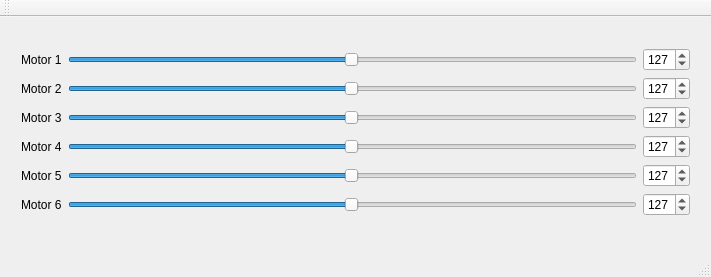
Qt form robot4.ui (sidsidi/robot4) before a commit.
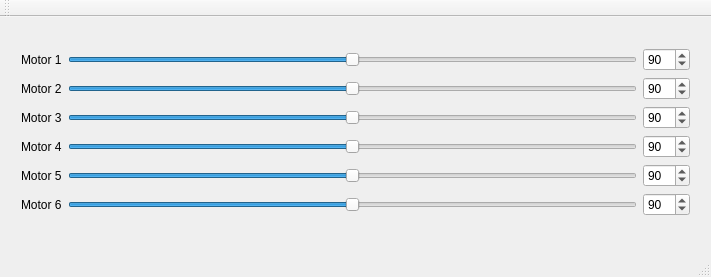
The same form after that commit.

What changed in the file:
```diff
--- a/robot4.ui
+++ b/robot4.ui
@@ -27,10 +27,10 @@
      <item row="5" column="1">
       <widget class="QSlider" name="horizontalSlider_5">
        <property name="maximum">
-        <number>255</number>
+        <number>180</number>
        </property>
        <property name="value">
-        <number>127</number>
+        <number>90</number>
        </property>
        <property name="orientation">
         <enum>Qt::Horizontal</enum>
@@ -40,10 +40,10 @@
      <item row="3" column="1">
       <widget class="QSlider" name="horizontalSlider_3">
        <property name="maximum">
-        <number>255</number>
+        <number>180</number>
        </property>
        <property name="value">
-        <number>127</number>
+        <number>90</number>
        </property>
        <property name="orientation">
         <enum>Qt::Horizontal</enum>
@@ -53,20 +53,20 @@
      <item row="2" column="2">
       <widget class="QSpinBox" name="spinBox_2">
        <property name="maximum">
-        <number>255</number>
+        <number>180</number>
        </property>
        <property name="value">
-        <number>127</number>
+        <number>90</number>
        </property>
       </widget>
      </item>
      <item row="2" column="1">
       <widget class="QSlider" name="horizontalSlider_2">
        <property name="maximum">
-        <number>255</number>
+        <number>180</number>
        </property>
        <property name="value">
-        <number>127</number>
+        <number>90</number>
        </property>
        <property name="orientation">
         <enum>Qt::Horizontal</enum>
@@ -76,53 +76,40 @@
      <item row="0" column="2">
       <widget class="QSpinBox" name="spinBox_1">
        <property name="maximum">
-        <number>255</number>
+        <number>180</number>
        </property>
        <property name="value">
-        <number>127</number>
+        <number>90</number>
        </property>
       </widget>
      </item>
      <item row="3" column="2">
       <widget class="QSpinBox" name="spinBox_3">
        <property name="maximum">
-        <number>255</number>
+        <number>180</number>
        </property>
        <property name="value">
-        <number>127</number>
-       </property>
-      </widget>
-     </item>
-     <item row="4" column="1">
-      <widget class="QSlider" name="horizontalSlider_4">
-       <property name="maximum">
-        <number>255</number>
-       </property>
-       <property name="value">
-        <number>127</number>
-       </property>
-       <property name="orientation">
-        <enum>Qt::Horizontal</enum>
+        <number>90</number>
        </property>
       </widget>
      </item>
      <item row="4" column="2">
       <widget class="QSpinBox" name="spinBox_4">
        <property name="maximum">
-        <number>255</number>
+        <number>180</number>
        </property>
        <property name="value">
-        <number>127</number>
+        <number>90</number>
        </property>
       </widget>
      </item>
      <item row="6" column="1">
       <widget class="QSlider" name="horizontalSlider_6">
        <property name="maximum">
-        <number>255</number>
+        <number>180</number>
        </property>
        <property name="value">
-        <number>127</number>
+        <number>90</number>
        </property>
        <property name="orientation">
         <enum>Qt::Horizontal</enum>
@@ -132,20 +119,20 @@
      <item row="5" column="2">
       <widget class="QSpinBox" name="spinBox_5">
        <property name="maximum">
-        <number>255</number>
+        <number>180</number>
        </property>
        <property name="value">
-        <number>127</number>
+        <number>90</number>
        </property>
       </widget>
      </item>
      <item row="6" column="2">
       <widget class="QSpinBox" name="spinBox_6">
        <property name="maximum">
-        <number>255</number>
+        <number>180</number>
        </property>
        <property name="value">
-        <number>127</number>
+        <number>90</number>
        </property>
       </widget>
      </item>
@@ -194,10 +181,23 @@
      <item row="0" column="1">
       <widget class="QSlider" name="horizontalSlider_1">
        <property name="maximum">
-        <number>255</number>
+        <number>180</number>
        </property>
        <property name="value">
-        <number>127</number>
+        <number>90</number>
+       </property>
+       <property name="orientation">
+        <enum>Qt::Horizontal</enum>
+       </property>
+      </widget>
+     </item>
+     <item row="4" column="1">
+      <widget class="QSlider" name="horizontalSlider_4">
+       <property name="maximum">
+        <number>180</number>
+       </property>
+       <property name="value">
+        <number>90</number>
        </property>
        <property name="orientation">
         <enum>Qt::Horizontal</enum>
```
Left out of the diff: 160 changed lines with no effect on the pictures.
